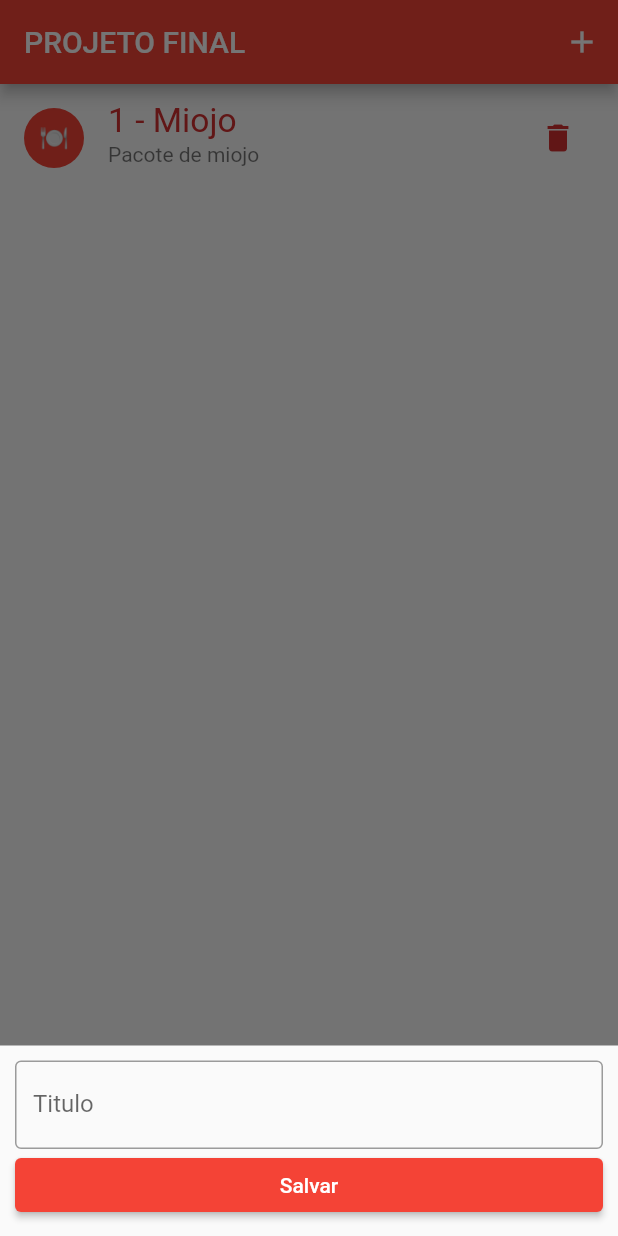
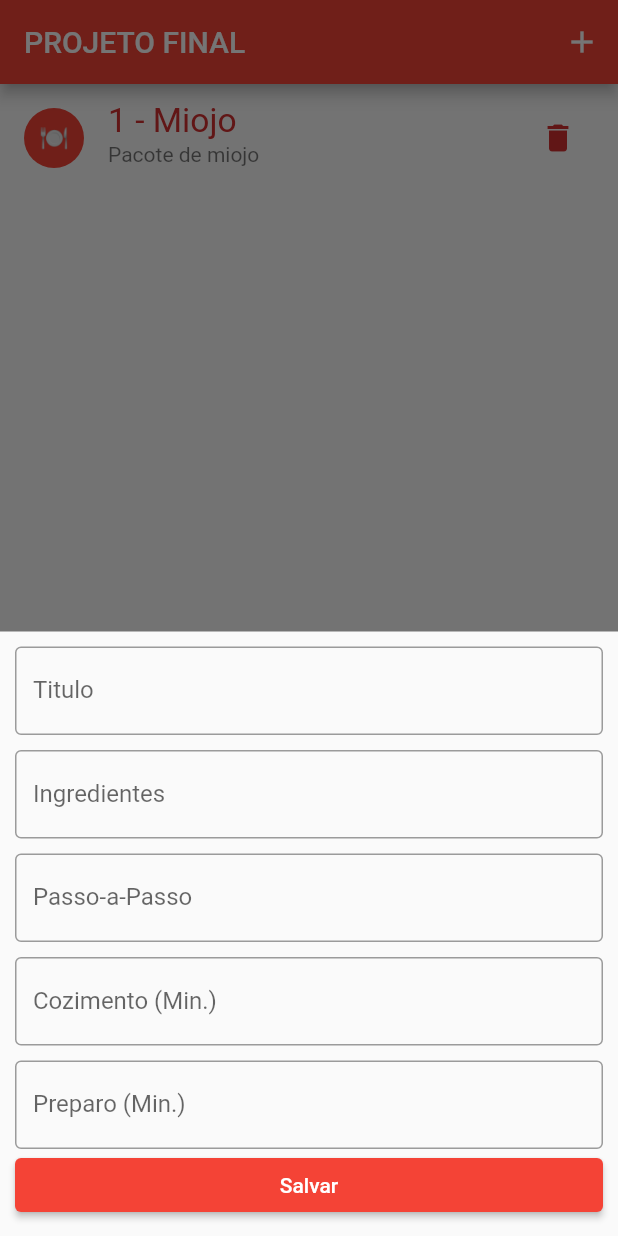
Before and after one commit to pedromagalhaes2083/app_projeto_final, a Flutter app: the screen it shows after launch, after a tap on the "add" icon, on a phone screen of 412 x 824 dp. Run offline on Flutter 3.47's test engine with Material 2 defaults, Android fonts, the phone set to English and light mode, and no system bars.

Commit message:
Versao boa

```diff
--- a/lib/widgetsReceita/receita_form.dart
+++ b/lib/widgetsReceita/receita_form.dart
@@ -11,8 +11,18 @@ class ReceitaForm extends StatefulWidget {
 
 class _ReceitaFormState extends State<ReceitaForm> {
   final String? titulo = 'Titulo';
-   final String save = 'Salvar';
+  final String? cozimento = 'Cozimento (Min.)';
+  final String? preparo = 'Preparo (Min.)';
+  final String? ingredientes = 'Ingredientes';
+  final String? passopasso = 'Passo-a-Passo';
+  final String save = 'Salvar';
+
   final tituloController = TextEditingController();
+  final cozimentoController = TextEditingController();
+  final preparoController = TextEditingController();
+  final ingredienteController = TextEditingController();
+  final passopassoController = TextEditingController();
+
 
   @override
   Widget build(BuildContext context) {
@@ -34,10 +44,55 @@ class _ReceitaFormState extends State<ReceitaForm> {
                 border: const OutlineInputBorder(),
               ),
             ),
+             const Padding(
+                padding: EdgeInsets.only(top: 10.0),
+              ),
+            TextField(
+              controller: ingredienteController,
+              decoration: InputDecoration(
+                labelText: ingredientes,
+                border: const OutlineInputBorder(),
+              ),
+            ),
+              const Padding(
+                padding: EdgeInsets.only(top: 10.0),
+              ),
+            TextField(
+              controller: passopassoController,
+              decoration: InputDecoration(
+                labelText: passopasso,
+                border: const OutlineInputBorder(),
+              ),
+            ),
+              const Padding(
+                padding: EdgeInsets.only(top: 10.0),
+              ),
+            TextField(
+              controller: cozimentoController,
+              decoration: InputDecoration(
+                labelText: cozimento,
+                border: const OutlineInputBorder(),
+              ),
+            ),
+              const Padding(
+                padding: EdgeInsets.only(top: 10.0),
+              ),
+            TextField(
+              controller: preparoController,
+              decoration: InputDecoration(
+                labelText: preparo,
+                border: const OutlineInputBorder(),
+              ),
+            ),
+
+
             ElevatedButton(
               onPressed: () {
                 if(tituloController.text.length > 2){
-                  widget.submit(tituloController.text, DadosReceita(0, 0, '', ''));
+                  widget.submit(tituloController.text, DadosReceita(toInt(cozimentoController.text),
+                  toInt(preparoController.text),
+                  passopassoController.text,
+                  ingredienteController.text));
                 }
               }, child: Text(save),
             )
@@ -47,3 +102,7 @@ class _ReceitaFormState extends State<ReceitaForm> {
    );
   }
 }
+
+int toInt(String texto){
+ return int.tryParse(texto) ?? 0;
+}
```
